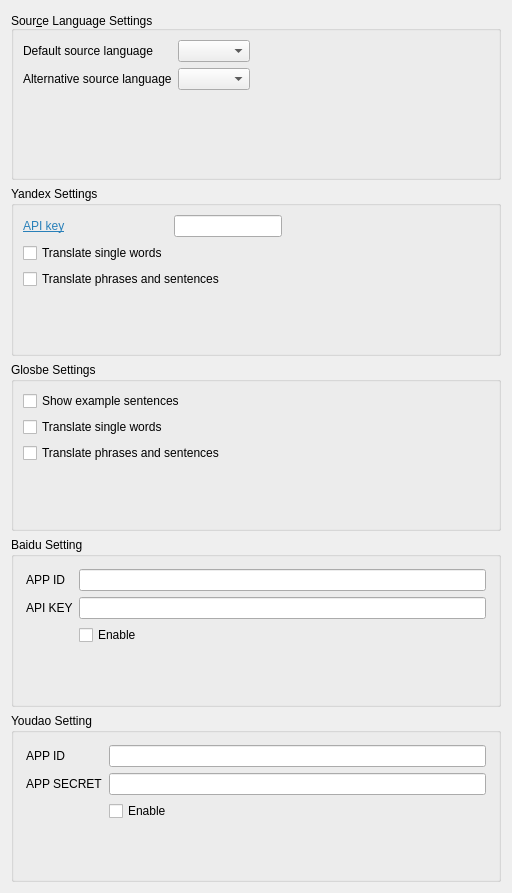
Old version of the form config/translator_config.ui in the repository naraesk/krunner-translator.
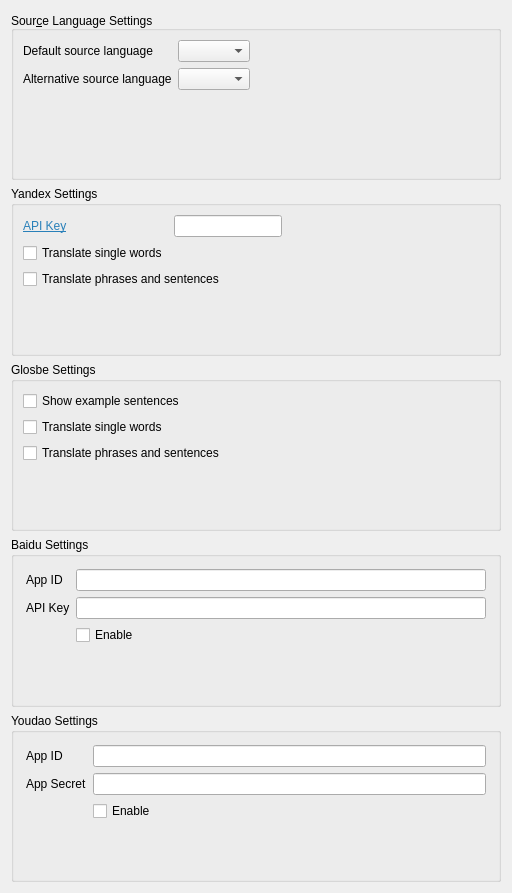
New version of the form.

Commit message: rename labels for consistency

What changed in the file:
```diff
--- a/config/translator_config.ui
+++ b/config/translator_config.ui
@@ -91,7 +91,7 @@
         <item row="0" column="0">
          <widget class="QLabel" name="label_apikey">
           <property name="text">
-           <string>&lt;html&gt;&lt;head/&gt;&lt;body&gt;&lt;p&gt;&lt;a href=&quot;https://tech.yandex.com/keys/get/?service=trnsl&quot;&gt;&lt;span style=&quot; text-decoration: underline; color:#2980b9;&quot;&gt;API key&lt;/span&gt;&lt;/a&gt;&lt;/p&gt;&lt;/body&gt;&lt;/html&gt;</string>
+           <string>&lt;html&gt;&lt;head/&gt;&lt;body&gt;&lt;p&gt;&lt;a href=&quot;https://tech.yandex.com/keys/get/?service=trnsl&quot;&gt;&lt;span style=&quot; text-decoration: underline; color:#2980b9;&quot;&gt;API Key&lt;/span&gt;&lt;/a&gt;&lt;/p&gt;&lt;/body&gt;&lt;/html&gt;</string>
           </property>
           <property name="openExternalLinks">
            <bool>true</bool>
@@ -181,7 +181,7 @@
    <item>
     <widget class="QGroupBox" name="baidu_2">
      <property name="title">
-      <string>Baidu Setting</string>
+      <string>Baidu Settings</string>
      </property>
      <layout class="QFormLayout" name="baidu">
       <property name="leftMargin">
@@ -213,7 +213,7 @@
         <item row="0" column="0">
          <widget class="QLabel" name="label">
           <property name="text">
-           <string>APP ID</string>
+           <string>App ID</string>
           </property>
          </widget>
         </item>
@@ -223,7 +223,7 @@
         <item row="2" column="0">
          <widget class="QLabel" name="label_2">
           <property name="text">
-           <string>API KEY</string>
+           <string>API Key</string>
           </property>
          </widget>
         </item>
@@ -245,7 +245,7 @@
    <item>
     <widget class="QGroupBox" name="youdao">
      <property name="title">
-      <string>Youdao Setting</string>
+      <string>Youdao Settings</string>
      </property>
      <layout class="QFormLayout" name="baidu_4">
       <property name="leftMargin">
@@ -277,7 +277,7 @@
         <item row="0" column="0">
          <widget class="QLabel" name="label_4">
           <property name="text">
-           <string>APP ID</string>
+           <string>App ID</string>
           </property>
          </widget>
         </item>
@@ -287,7 +287,7 @@
         <item row="2" column="0">
          <widget class="QLabel" name="label_3">
           <property name="text">
-           <string>APP SECRET</string>
+           <string>App Secret</string>
           </property>
          </widget>
         </item>
```
